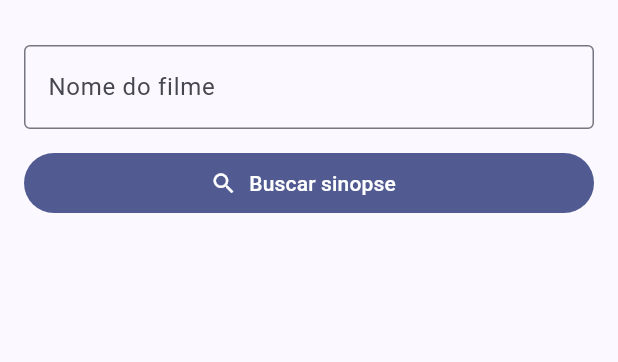
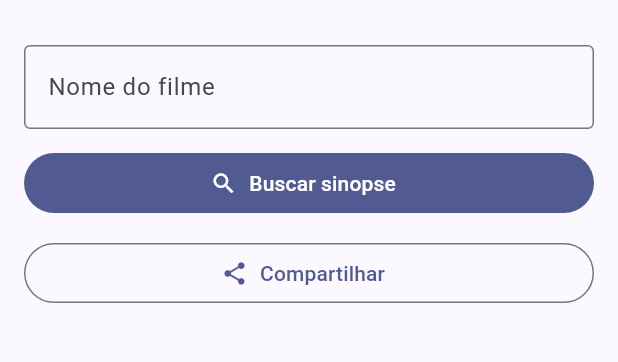
Before and after one commit to pdonizete/sinopse-filmes-flutter, a Flutter app: the screen it shows after launch, on a phone screen of 412 x 824 dp, the part 63-425 px from its top. Run offline on Flutter 3.47's test engine with Material 3 defaults, Android fonts, the phone set to English and light mode, and no system bars; our stand-ins replace flutter_secure_storage, share_plus, shared_preferences.

Commit message:
feat: adicionar compartilhamento de sinopse via share sheet

```diff
--- a/lib/screens/home_screen.dart
+++ b/lib/screens/home_screen.dart
@@ -4,10 +4,22 @@ import 'package:flutter/semantics.dart';
 import '../models/movie.dart';
 import '../services/movie_service.dart';
 import '../services/settings_service.dart';
+import '../services/share_service.dart';
 import 'settings_screen.dart';
 
 class HomeScreen extends StatefulWidget {
-  const HomeScreen({super.key});
+  const HomeScreen({
+    super.key,
+    MovieService? movieService,
+    SettingsService? settingsService,
+    ShareService? shareService,
+  }) : _movieService = movieService,
+       _settingsService = settingsService,
+       _shareService = shareService;
+
+  final MovieService? _movieService;
+  final SettingsService? _settingsService;
+  final ShareService? _shareService;
 
   @override
   State<HomeScreen> createState() => _HomeScreenState();
@@ -16,17 +28,45 @@ class HomeScreen extends StatefulWidget {
 class _HomeScreenState extends State<HomeScreen> {
   final _movieController = TextEditingController();
   final _formKey = GlobalKey<FormState>();
-  final _movieService = MovieService();
-  final _settingsService = SettingsService();
+
+  late final MovieService _movieService;
+  late final SettingsService _settingsService;
+  late final ShareService _shareService;
 
   bool _isLoading = false;
   String? _errorMessage;
   Movie? _movie;
 
   @override
+  void initState() {
+    super.initState();
+    _movieService = widget._movieService ?? MovieService();
+    _settingsService = widget._settingsService ?? SettingsService();
+    _shareService = widget._shareService ?? const ShareService();
+  }
+
+  @override
   void dispose() {
     _movieController.dispose();
     super.dispose();
+  }
+
+  String _buildShareText(Movie movie) {
+    return '🎬 ${movie.title} (${movie.year})\n\n📝 Sinopse:\n${movie.plot}';
+  }
+
+  Future<void> _shareSynopsis() async {
+    if (_movie == null) {
+      if (!mounted) return;
+      ScaffoldMessenger.of(context).showSnackBar(
+        const SnackBar(
+          content: Text('Busque um filme antes de compartilhar.'),
+        ),
+      );
+      return;
+    }
+
+    await _shareService.shareText(_buildShareText(_movie!));
   }
 
   Future<void> _searchMovie() async {
@@ -140,6 +180,19 @@ class _HomeScreenState extends State<HomeScreen> {
                       label: const Text('Buscar sinopse'),
                     ),
                   ),
+                  const SizedBox(height: 12),
+                  Semantics(
+                    button: true,
+                    sortKey: const OrdinalSortKey(3),
+                    label: 'Compartilhar sinopse',
+                    hint:
+                        'Compartilha título, ano e sinopse em aplicativos como WhatsApp e Telegram',
+                    child: OutlinedButton.icon(
+                      onPressed: _isLoading ? null : _shareSynopsis,
+                      icon: const Icon(Icons.share),
+                      label: const Text('Compartilhar'),
+                    ),
+                  ),
                   const SizedBox(height: 24),
                   if (_isLoading)
                     Semantics(
--- /dev/null
+++ b/lib/services/share_service.dart
@@ -0,0 +1,9 @@
+import 'package:share_plus/share_plus.dart';
+
+class ShareService {
+  const ShareService();
+
+  Future<void> shareText(String content) async {
+    await Share.share(content);
+  }
+}
--- a/pubspec.yaml
+++ b/pubspec.yaml
@@ -34,6 +34,7 @@ dependencies:
   http: ^1.2.2
   flutter_secure_storage: ^9.2.2
   shared_preferences: ^2.3.2
+  share_plus: ^10.1.2
 
 dev_dependencies:
   flutter_test:
```
Also changed, not shown: pubspec.lock, 6 other files.
